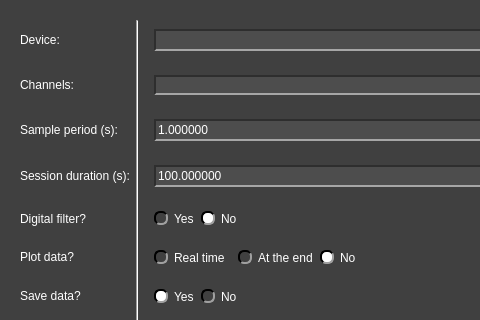
The window that pydaq/uis/PyDAQ_get_data_Arduino_widget.ui (viniciusfs14/pydaq) describes before a commit, drawn with Qt 5; both pictures show x 0 to 480 and y 0 to 320 of the 601 by 481 pixel window.
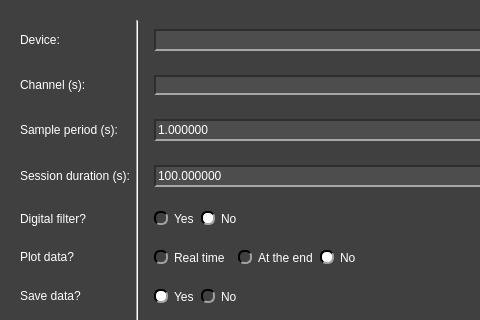
The same window after the commit. Icons and pictures are not drawn.

```diff
--- a/pydaq/uis/PyDAQ_get_data_Arduino_widget.ui
+++ b/pydaq/uis/PyDAQ_get_data_Arduino_widget.ui
@@ -601,7 +601,7 @@
       <item row="1" column="0">
        <widget class="QLabel" name="label_3">
         <property name="text">
-         <string>Channels:</string>
+         <string>Channel (s):</string>
         </property>
        </widget>
       </item>
```
Left out of the diff: 2 changed lines with no effect on the pictures.
